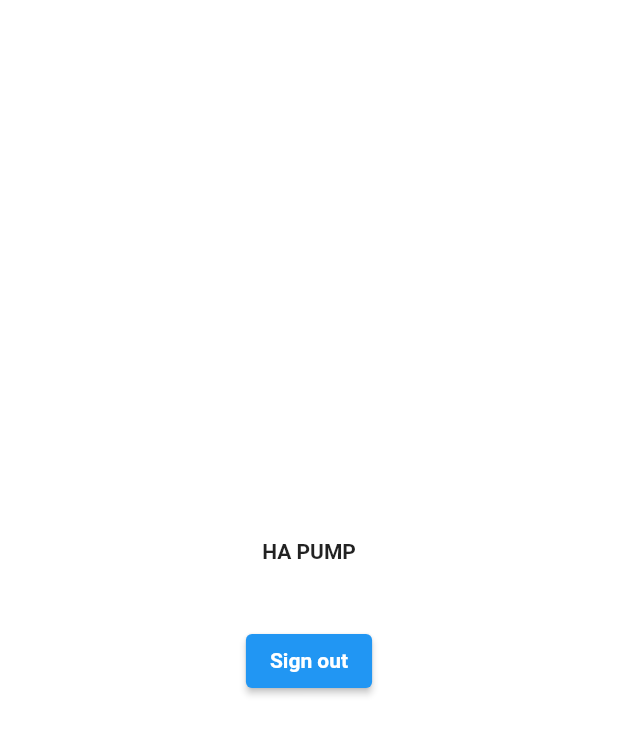
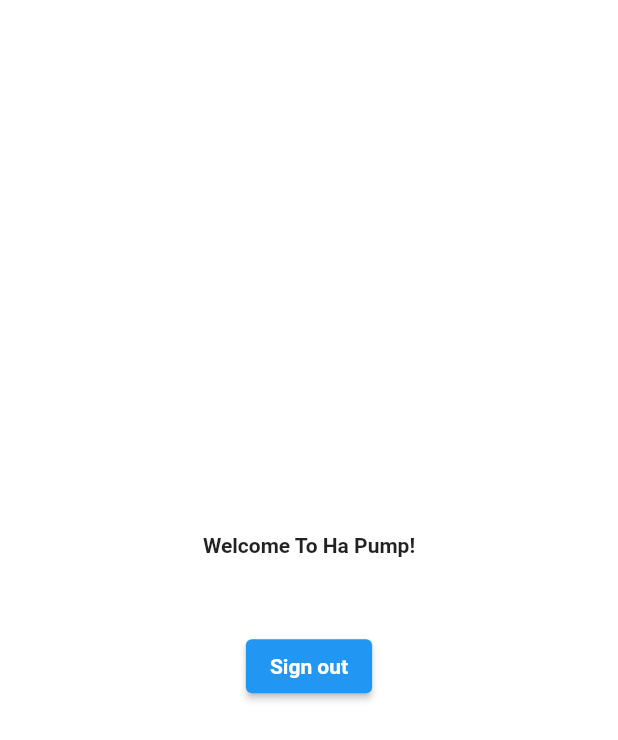
Before and after one commit to palm11695/itcs424-term-project-gr1s2, a Flutter app: the Finder screen opened directly, on a phone screen of 412 x 824 dp. Shown: the top 740 px of the screen. Run offline on Flutter 3.47's test engine with Material 2 defaults, Android fonts, the phone set to English and light mode, and no system bars; our stand-ins replace firebase_auth, firebase_core, form_field_validator; accounts and stored records are empty.

Commit message:
wip: finder page

```diff
--- a/ha_pump/lib/pages/finder/finder_screen.dart
+++ b/ha_pump/lib/pages/finder/finder_screen.dart
@@ -4,12 +4,18 @@ import 'package:ha_pump/pages/finder/components/background.dart';
 import 'package:ha_pump/pages/login/login_screen.dart';
 import 'package:ha_pump/theme.dart';
 
-class Finder extends StatelessWidget {
+class Finder extends StatefulWidget {
   const Finder({Key? key}) : super(key: key);
+  @override
+  _FinderState createState() => _FinderState();
+}
+
+class _FinderState extends State<Finder> {
+  FirebaseAuth auth = FirebaseAuth.instance;
 
   @override
   Widget build(BuildContext context) {
-    FirebaseAuth.instance.idTokenChanges().listen((User? user) {
+    auth.idTokenChanges().listen((User? user) {
       if (user == null) {
         Navigator.pushReplacement(context,
             MaterialPageRoute(builder: (context) {
@@ -18,6 +24,8 @@ class Finder extends StatelessWidget {
       }
     });
     Size size = MediaQuery.of(context).size;
+    String? currentEmail = auth.currentUser!.email;
+
     return Scaffold(
       body: Background(
         child: SingleChildScrollView(
@@ -25,10 +33,11 @@ class Finder extends StatelessWidget {
             mainAxisAlignment: MainAxisAlignment.center,
             children: <Widget>[
               const Text(
-                "HA PUMP",
+                "Welcome To Ha Pump!\n",
                 style: TextStyle(fontWeight: FontWeight.bold),
               ),
-              SizedBox(height: size.height * 0.05),
+              Text(currentEmail!),
+              SizedBox(height: size.height * 0.02),
               // SvgPicture.asset(
               //   "assets/icons/chat.svg",
               //   height: size.height * 0.45,
```
